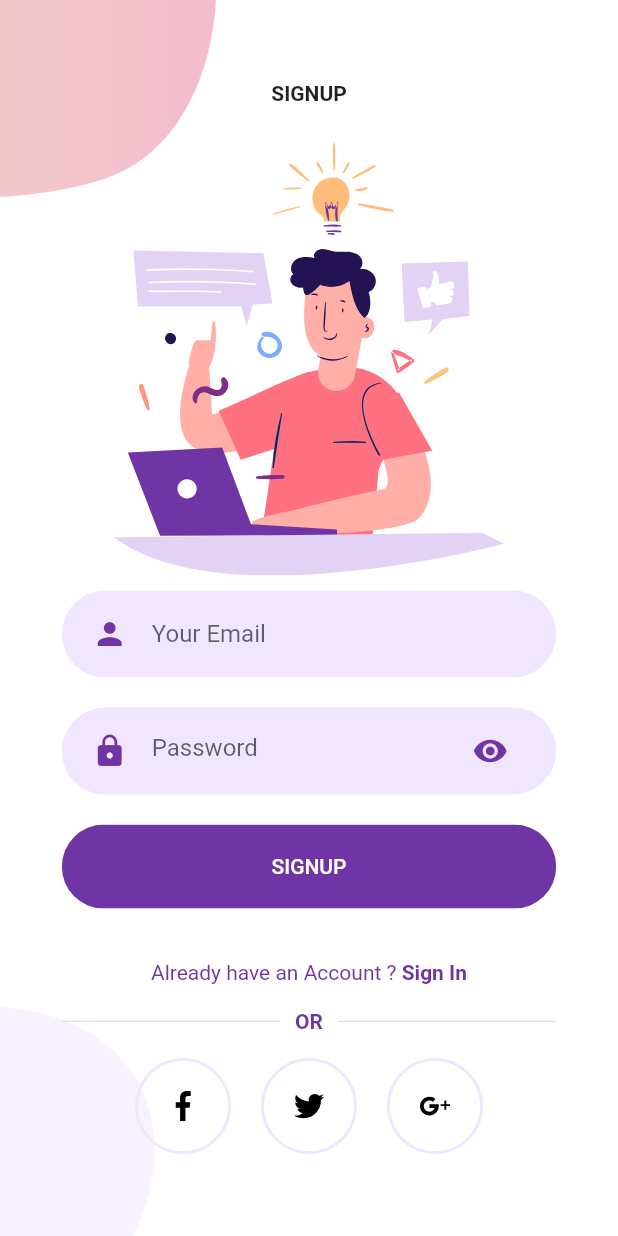
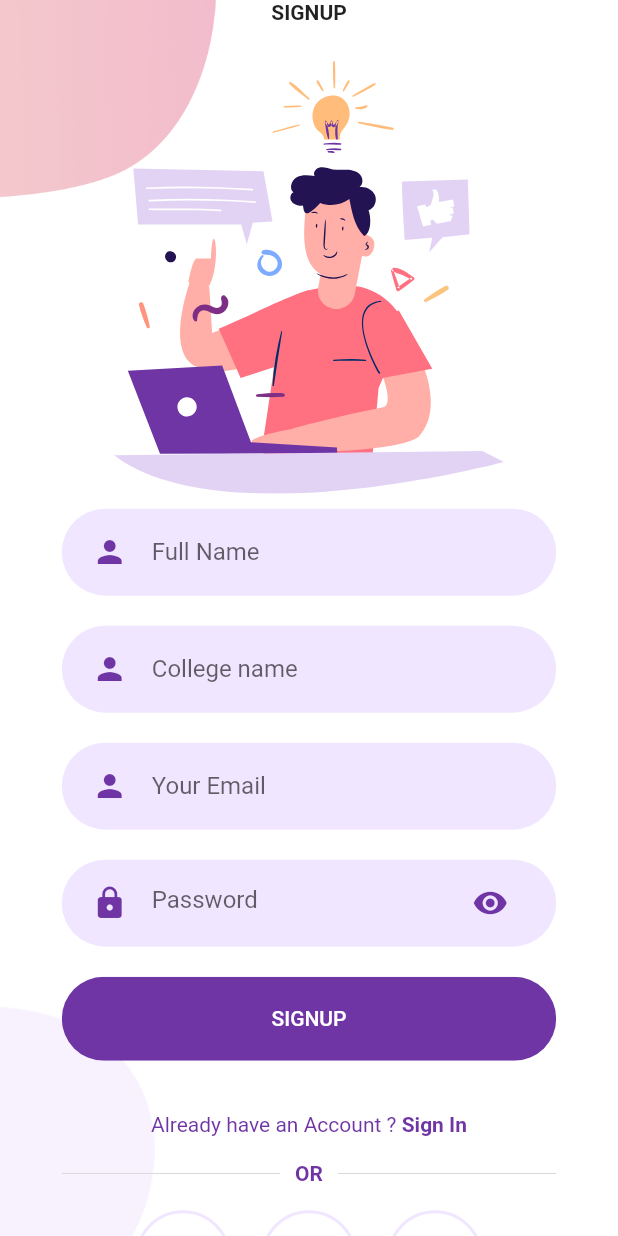
Before and after one commit to vaishnavigoyal/Flutter-app, a Flutter app: the SignUpScreen screen opened directly, on a phone screen of 412 x 824 dp. Run offline on Flutter 3.47's test engine with Material 2 defaults, Android fonts, the phone set to English and light mode, and no system bars; our stand-ins replace flutter_svg.

Commit message:
Added name and college field in the signup page !

```diff
--- a/lib/Screens/Signup/components/body.dart
+++ b/lib/Screens/Signup/components/body.dart
@@ -26,6 +26,14 @@ class Body extends StatelessWidget {
             SvgPicture.asset(
               "assets/icons/signup.svg",
               height: size.height * 0.35,
+            ),
+            RoundedInputField(
+              hintText: "Full Name",
+              onChanged: (value) {},
+            ),
+            RoundedInputField(
+              hintText: "College name",
+              onChanged: (value) {},
             ),
             RoundedInputField(
               hintText: "Your Email",
```
Also changed, not shown: 1 other file.
